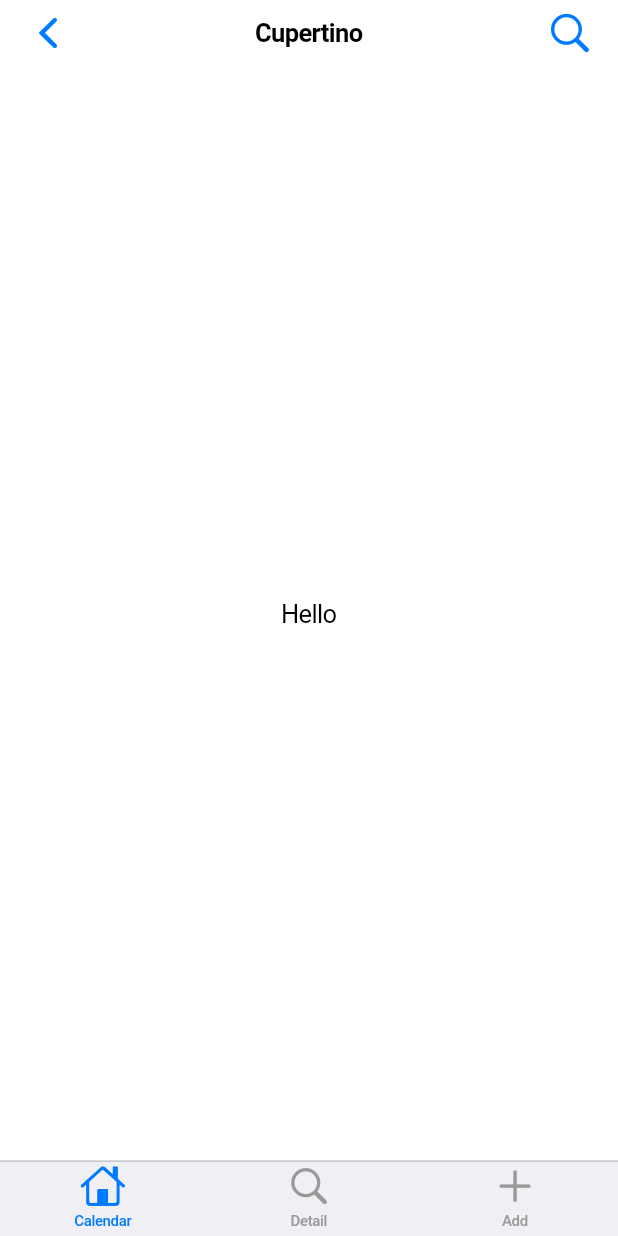
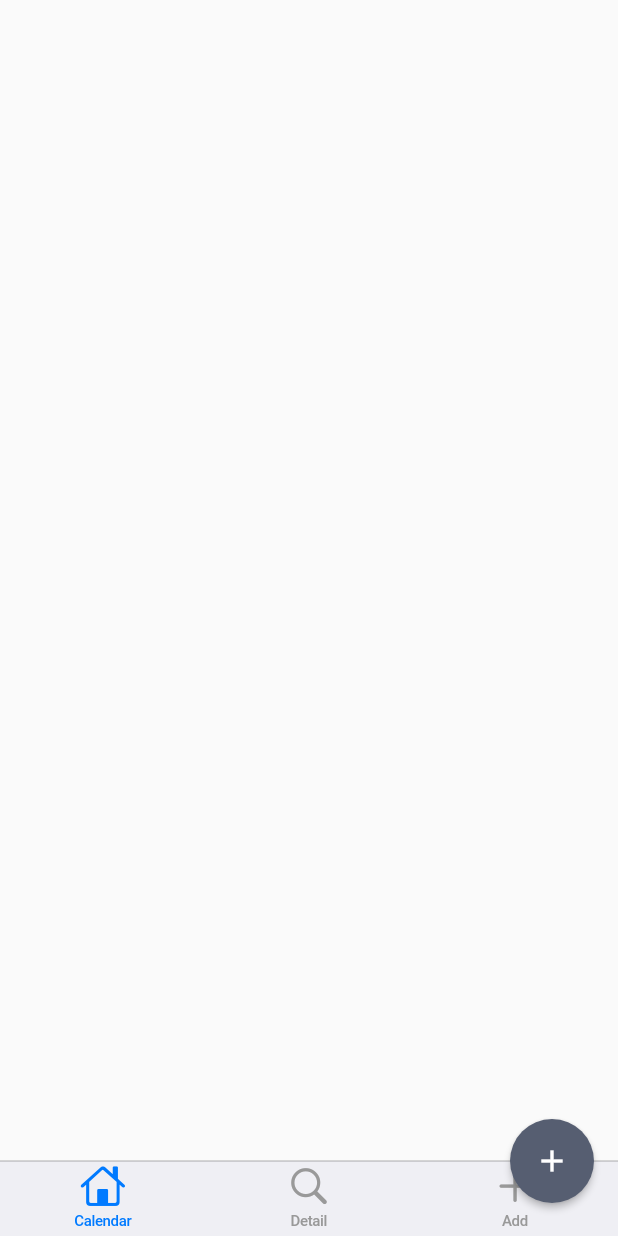
Before and after one commit to xeken/accobo, a Flutter app: the screen it shows after launch, on a phone screen of 412 x 824 dp. Run offline on Flutter 3.47's test engine with Material 2 defaults, Android fonts, the phone set to English and light mode, and no system bars.

Commit message:
[UPDATE] ui

```diff
--- a/lib/main.dart
+++ b/lib/main.dart
@@ -15,6 +15,7 @@ class MyApp extends StatelessWidget {
       home: MainRouter(
         title: "MainRouter",
       ),
+
     );
   }
 }
--- a/lib/pages/AddItem.dart
+++ b/lib/pages/AddItem.dart
@@ -4,7 +4,6 @@ import 'package:flutter/cupertino.dart';
 class AddItem extends StatefulWidget{
   @override
   State<StatefulWidget> createState() {
-    // TODO: implement createState
     return null;
   }
 
--- a/lib/pages/MainRouter.dart
+++ b/lib/pages/MainRouter.dart
@@ -26,55 +26,67 @@ class MainRouter extends StatefulWidget{
 
   @override
   Widget build(BuildContext context) {
-    return CupertinoTabScaffold(
-      tabBar:  CupertinoTabBar(items: [
-        BottomNavigationBarItem(
-          icon: Icon(CupertinoIcons.home),
+    return Scaffold(
+      floatingActionButtonLocation: FloatingActionButtonLocation.endDocked,
+      floatingActionButton: FloatingActionButton(
+        onPressed: () { },
+        tooltip: 'Increment',
+        child: Icon(Icons.add),
+        elevation: 2.0,
+    ),
+      bottomNavigationBar: CupertinoTabBar(items:[
+            BottomNavigationBarItem(
+              icon: Icon(CupertinoIcons.home),
           title: Text("Calendar")),
-        BottomNavigationBarItem(
+            BottomNavigationBarItem(
           icon: Icon(CupertinoIcons.search),
           title: Text("Detail")),
-        BottomNavigationBarItem(
+            BottomNavigationBarItem(
           icon: Icon(CupertinoIcons.add),
-          title: Text("Add")),
-      ]),
-      tabBuilder: (context, index){
-        switch(index){
-          case 0:
-            return Calendar();
-            break;
-          case 1:
-            return DetailView();
-            break;
-          case 2:
-            return AddItem();
-            break;
-          default:
-            return Calendar();
-            break;
-        }
-        return Floating();
-      },
-    );
-  }
+          title: Text("Add"))
+      ])
 
+      );
+      // bottomNavigationBar: CupertinoTabBar(items:[
+      //    BottomNavigationBarItem(
+      //     icon: Icon(CupertinoIcons.home),
+      //     title: Text("Calendar")),
+      //   BottomNavigationBarItem(
+      //     icon: Icon(CupertinoIcons.search),
+      //     title: Text("Detail")),
+      //   BottomNavigationBarItem(
+      //     icon: Icon(CupertinoIcons.add),
+      //     title: Text("Add"))
+      // ]),
 
-}
-
-class Floating extends StatelessWidget {
-  const Floating({
-    Key key,
-  }) : super(key: key);
-
-  @override
-  Widget build(BuildContext context) {
-    return Scaffold(
-      floatingActionButtonLocation: FloatingActionButtonLocation.centerDocked,
-      floatingActionButton: FloatingActionButton.extended(
-        onPressed: (){},
-        label: null,
-        icon: Icon(CupertinoIcons.add),
-        )
-    );
+    // return CupertinoTabScaffold(
+    //   tabBar:  CupertinoTabBar(items: [
+    //     BottomNavigationBarItem(
+    //       icon: Icon(CupertinoIcons.home),
+    //       title: Text("Calendar")),
+    //     BottomNavigationBarItem(
+    //       icon: Icon(CupertinoIcons.search),
+    //       title: Text("Detail")),
+    //     BottomNavigationBarItem(
+    //       icon: Icon(CupertinoIcons.add),
+    //       title: Text("Add")),
+    //   ]),
+    //   tabBuilder: (context, index){
+    //     switch(index){
+    //       case 0:
+    //         return Calendar();
+    //         break;
+    //       case 1:
+    //         return DetailView();
+    //         break;
+    //       case 2:
+    //         return AddItem();
+    //         break;
+    //       default:
+    //         return Calendar();
+    //         break;
+    //     }
+    //   },
+    // );
   }
 }
```
Also changed, not shown: lib/models/AccoboItem.dart (+15 -0 lines).
